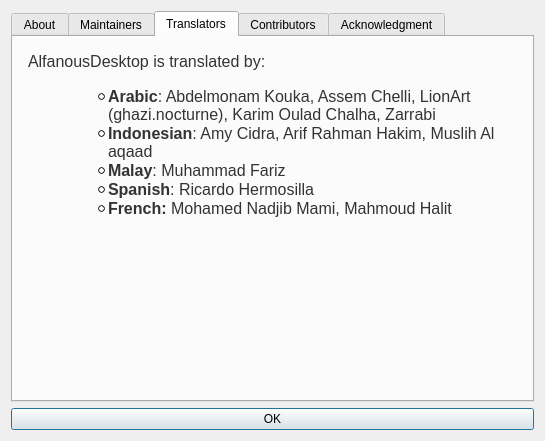
Old version of the form src/alfanous-desktop/UI/aboutDlg.ui in the repository Alfanous-team/alfanous.
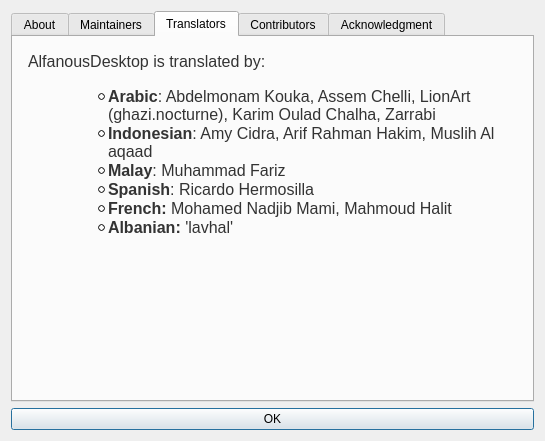
New version of the form. The open tabs and pages were chosen to show the change.

Commit message: [GUI] upload albanian localization by lavhal

Diff of the .ui file:
```diff
--- a/src/alfanous-desktop/UI/aboutDlg.ui
+++ b/src/alfanous-desktop/UI/aboutDlg.ui
@@ -295,7 +295,8 @@
 &lt;li style=&quot; font-family:'Helvetica Neue,Helvetica,Segoe UI,Arial,freesans,sans-serif'; color:#333333;&quot; style=&quot; margin-top:0px; margin-bottom:0px; margin-left:0px; margin-right:0px; -qt-block-indent:0; text-indent:0px;&quot;&gt;&lt;span style=&quot; font-size:16px; font-weight:600;&quot;&gt;Indonesian&lt;/span&gt;&lt;span style=&quot; font-size:16px;&quot;&gt;: Amy Cidra, Arif Rahman Hakim, Muslih Al aqaad&lt;/span&gt;&lt;/li&gt;
 &lt;li style=&quot; font-family:'Helvetica Neue,Helvetica,Segoe UI,Arial,freesans,sans-serif'; color:#333333;&quot; style=&quot; margin-top:0px; margin-bottom:0px; margin-left:0px; margin-right:0px; -qt-block-indent:0; text-indent:0px;&quot;&gt;&lt;span style=&quot; font-size:16px; font-weight:600;&quot;&gt;Malay&lt;/span&gt;&lt;span style=&quot; font-size:16px;&quot;&gt;: Muhammad Fariz&lt;/span&gt;&lt;/li&gt;
 &lt;li style=&quot; font-family:'Helvetica Neue,Helvetica,Segoe UI,Arial,freesans,sans-serif'; color:#333333;&quot; style=&quot; margin-top:0px; margin-bottom:0px; margin-left:0px; margin-right:0px; -qt-block-indent:0; text-indent:0px;&quot;&gt;&lt;span style=&quot; font-size:16px; font-weight:600;&quot;&gt;Spanish&lt;/span&gt;&lt;span style=&quot; font-size:16px;&quot;&gt;: Ricardo Hermosilla&lt;/span&gt;&lt;/li&gt;
-&lt;li style=&quot; font-family:'Helvetica Neue,Helvetica,Segoe UI,Arial,freesans,sans-serif'; font-size:16px; color:#333333;&quot; style=&quot; margin-top:0px; margin-bottom:0px; margin-left:0px; margin-right:0px; -qt-block-indent:0; text-indent:0px;&quot;&gt;&lt;span style=&quot; font-size:16px; font-weight:600;&quot;&gt;French: &lt;/span&gt;&lt;span style=&quot; font-size:16px;&quot;&gt;Mohamed Nadjib Mami, Mahmoud Halit&lt;/span&gt;&lt;/li&gt;&lt;/ul&gt;
+&lt;li style=&quot; font-family:'Helvetica Neue,Helvetica,Segoe UI,Arial,freesans,sans-serif'; font-size:16px; color:#333333;&quot; style=&quot; margin-top:0px; margin-bottom:0px; margin-left:0px; margin-right:0px; -qt-block-indent:0; text-indent:0px;&quot;&gt;&lt;span style=&quot; font-size:16px; font-weight:600;&quot;&gt;French: &lt;/span&gt;&lt;span style=&quot; font-size:16px;&quot;&gt;Mohamed Nadjib Mami, Mahmoud Halit&lt;/span&gt;&lt;/li&gt;
+&lt;li style=&quot; font-family:'Helvetica Neue,Helvetica,Segoe UI,Arial,freesans,sans-serif'; font-size:16px; color:#333333;&quot; style=&quot; margin-top:0px; margin-bottom:0px; margin-left:0px; margin-right:0px; -qt-block-indent:0; text-indent:0px;&quot;&gt;&lt;span style=&quot; font-size:16px; font-weight:600;&quot;&gt;Albanian: &lt;/span&gt;&lt;span style=&quot; font-size:16px;&quot;&gt;'lavhal'&lt;/span&gt;&lt;/li&gt;&lt;/ul&gt;
 &lt;p style=&quot;-qt-paragraph-type:empty; margin-top:0px; margin-bottom:0px; margin-left:0px; margin-right:0px; -qt-block-indent:0; text-indent:0px;&quot;&gt;&lt;br /&gt;&lt;/p&gt;&lt;/body&gt;&lt;/html&gt;</string>
          </property>
          <property name="overwriteMode">
```
The commit also changes 6 other files.
